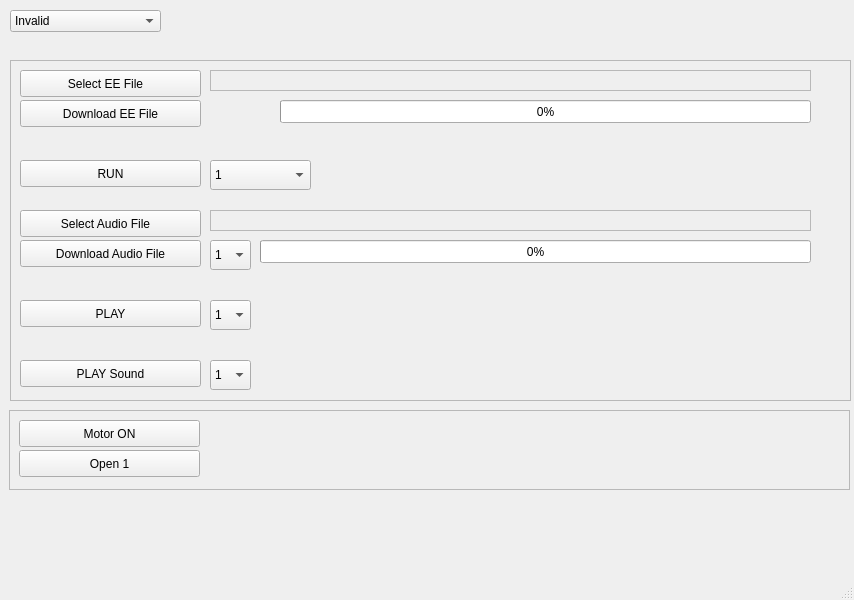
Qt form Qt/Nevol_DwTool/nevol_dwtool.ui (shinymetal6/Nevol_Presso_Processes) before a commit.
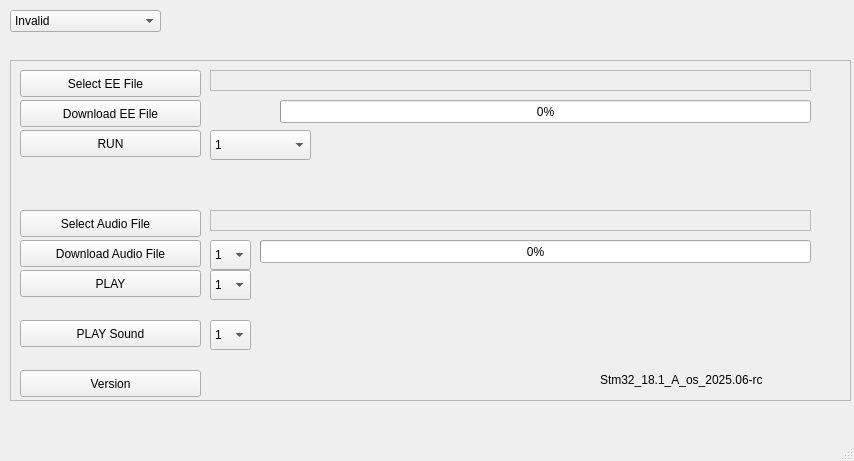
The same form after that commit. Icons and pictures are not drawn.

Diff of the .ui file:
```diff
--- a/Qt/Nevol_DwTool/nevol_dwtool.ui
+++ b/Qt/Nevol_DwTool/nevol_dwtool.ui
@@ -7,7 +7,7 @@
     <x>0</x>
     <y>0</y>
     <width>854</width>
-    <height>600</height>
+    <height>461</height>
    </rect>
   </property>
   <property name="windowTitle">
@@ -140,7 +140,7 @@
      <property name="geometry">
       <rect>
        <x>200</x>
-       <y>100</y>
+       <y>70</y>
        <width>101</width>
        <height>30</height>
       </rect>
@@ -195,7 +195,7 @@
      <property name="geometry">
       <rect>
        <x>10</x>
-       <y>100</y>
+       <y>70</y>
        <width>181</width>
        <height>27</height>
       </rect>
@@ -456,7 +456,7 @@
      <property name="geometry">
       <rect>
        <x>10</x>
-       <y>240</y>
+       <y>210</y>
        <width>181</width>
        <height>27</height>
       </rect>
@@ -469,7 +469,7 @@
      <property name="geometry">
       <rect>
        <x>200</x>
-       <y>240</y>
+       <y>210</y>
        <width>41</width>
        <height>30</height>
       </rect>
@@ -519,7 +519,7 @@
      <property name="geometry">
       <rect>
        <x>10</x>
-       <y>300</y>
+       <y>260</y>
        <width>181</width>
        <height>27</height>
       </rect>
@@ -532,7 +532,7 @@
      <property name="geometry">
       <rect>
        <x>200</x>
-       <y>300</y>
+       <y>260</y>
        <width>41</width>
        <height>30</height>
       </rect>
@@ -591,46 +591,30 @@
       <string/>
      </property>
     </widget>
-   </widget>
-   <widget class="QFrame" name="frame_2">
-    <property name="geometry">
-     <rect>
-      <x>9</x>
-      <y>410</y>
-      <width>841</width>
-      <height>80</height>
-     </rect>
-    </property>
-    <property name="frameShape">
-     <enum>QFrame::StyledPanel</enum>
-    </property>
-    <property name="frameShadow">
-     <enum>QFrame::Raised</enum>
-    </property>
-    <widget class="QPushButton" name="Motor_pushButton">
+    <widget class="QLabel" name="Version_label">
      <property name="geometry">
       <rect>
-       <x>10</x>
-       <y>10</y>
-       <width>181</width>
-       <height>27</height>
+       <x>590</x>
+       <y>310</y>
+       <width>241</width>
+       <height>19</height>
       </rect>
      </property>
      <property name="text">
-      <string>Motor ON</string>
+      <string>Stm32_18.1_A_os_2025.06-rc</string>
      </property>
     </widget>
-    <widget class="QPushButton" name="Open_1_pushButton">
+    <widget class="QPushButton" name="VersionSound_pushButton">
      <property name="geometry">
       <rect>
        <x>10</x>
-       <y>40</y>
+       <y>310</y>
        <width>181</width>
        <height>27</height>
       </rect>
      </property>
      <property name="text">
-      <string>Open 1</string>
+      <string>Version</string>
      </property>
     </widget>
    </widget>
```
